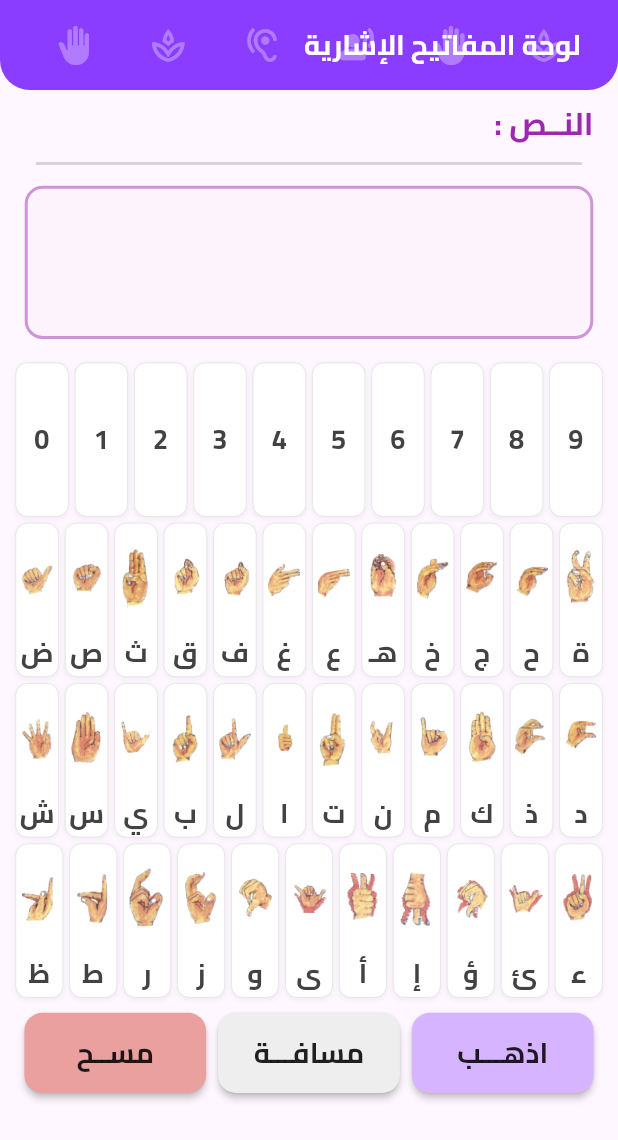
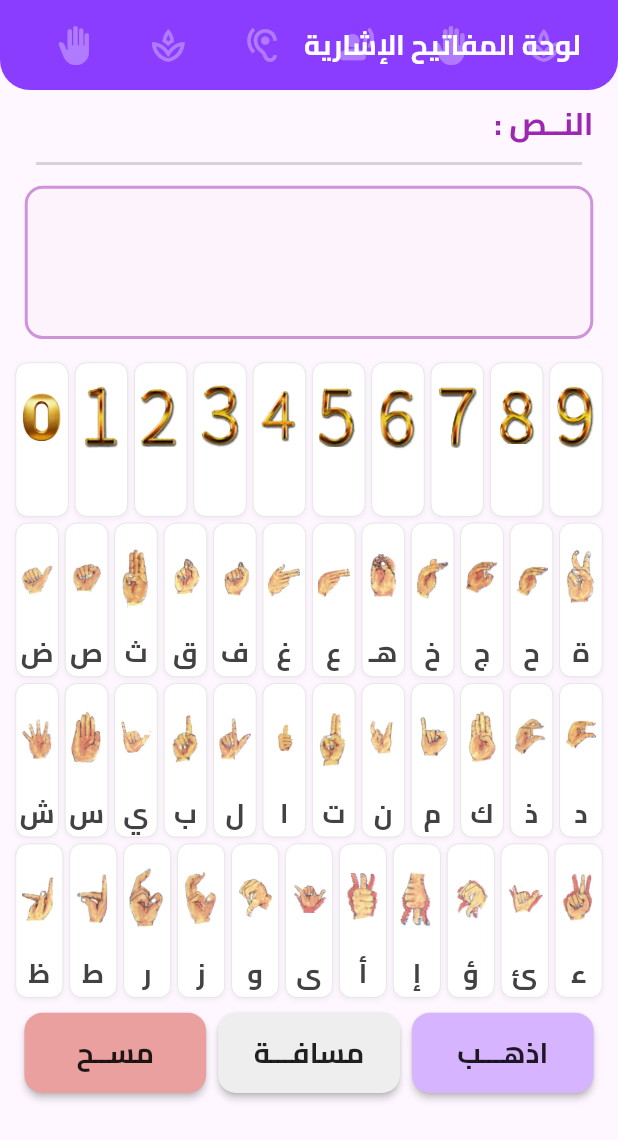
Before and after one commit to heshamaqlan/Speaking_sing, a Flutter app: the Keyboard screen opened by its route, on a phone screen of 412 x 824 dp. Shown: the top 1140 px of the screen. Run offline on Flutter 3.47's test engine with Material 3 defaults, Android fonts, the phone set to English and light mode, and no system bars; our stand-ins replace avatar_glow, curved_navigation_bar, flutter_tts, get, google_generative_ai, hive and 4 more; missing offline and left inert: model_viewer_plus, tflite_flutter; accounts and stored records are empty.

Commit message:
edit the keboard and image_person

```diff
--- a/lib/data/static/static.dart
+++ b/lib/data/static/static.dart
@@ -31,16 +31,16 @@ List<Onbordingmodel> onbordinglist = [
 
 final List<List<KeyboardModel>> keboardlist = [
   [
-    KeyboardModel(char: "0", assetpath: ""),
-    KeyboardModel(char: "1", assetpath: ""),
-    KeyboardModel(char: "2", assetpath: ""),
-    KeyboardModel(char: "3", assetpath: ""),
-    KeyboardModel(char: "4", assetpath: ""),
-    KeyboardModel(char: "5", assetpath: ""),
-    KeyboardModel(char: "6", assetpath: ""),
-    KeyboardModel(char: "7", assetpath: ""),
-    KeyboardModel(char: "8", assetpath: ""),
-    KeyboardModel(char: "9", assetpath: ""),
+    KeyboardModel(char: "", assetpath: AppImage.zero),
+    KeyboardModel(char: "", assetpath: AppImage.one),
+    KeyboardModel(char: "", assetpath: AppImage.two),
+    KeyboardModel(char: "", assetpath: AppImage.three),
+    KeyboardModel(char: "", assetpath: AppImage.four),
+    KeyboardModel(char: "", assetpath: AppImage.five),
+    KeyboardModel(char: "", assetpath: AppImage.six),
+    KeyboardModel(char: "", assetpath: AppImage.saven),
+    KeyboardModel(char: "", assetpath: AppImage.eight),
+    KeyboardModel(char: "", assetpath: AppImage.nine),
   ],
   [
     KeyboardModel(char: "ض", assetpath: AppImage.charDT),
--- a/lib/presentation/screens/Keyboard/keyboard_view.dart
+++ b/lib/presentation/screens/Keyboard/keyboard_view.dart
@@ -17,17 +17,17 @@ class Keyboard extends StatelessWidget {
     return Scaffold(
       backgroundColor: Theme.of(context).scaffoldBackgroundColor,
       body: SafeArea(
-        top: false, // Let CustomTopHeader2 handle its top padding
+        top: false,
         bottom: true,
-        // LayoutBuilder يعطينا الارتفاع الفعلي المتاح بعد SafeArea
+
         child: LayoutBuilder(
           builder: (context, bodyConstraints) {
-            // الثلثان العلويان من الارتفاع الفعلي المتاح
+
             final keyboardHeight = bodyConstraints.maxHeight * (2 / 2.2);
 
             return Column(
               children: [
-                // ─── منطقة الكيبورد: الثلثان العلويان تماماً ───
+
                 SizedBox(
                   height: keyboardHeight,
                   child: Column(
@@ -46,7 +46,7 @@ class Keyboard extends StatelessWidget {
 
                                 return Column(
                                   children: [
-                                    // 1. Text Display Area
+
                                     Padding(
                                       padding: EdgeInsets.symmetric(
                                         horizontal: (w * 0.04).clamp(
@@ -68,7 +68,7 @@ class Keyboard extends StatelessWidget {
                                                   controller.displayText.value,
                                                   style: TextStyle(
                                                     fontFamily: "Cairo",
-                                                    color: colors.wordCard,
+                                                    color: Colors.black,
                                                     fontSize: (w * 0.045).clamp(
                                                       18.0,
                                                       28.0,
@@ -103,7 +103,7 @@ class Keyboard extends StatelessWidget {
                                       endIndent: 24,
                                     ),
 
-                                    // 2. Selected Signs Preview
+
                                     Container(
                                       margin: EdgeInsets.symmetric(
                                         horizontal: (w * 0.04).clamp(
@@ -166,7 +166,7 @@ class Keyboard extends StatelessWidget {
                                       ),
                                     ),
 
-                                    // 3. The Keyboard Container
+
                                     Expanded(
                                       child: Padding(
                                         padding: EdgeInsets.symmetric(
@@ -268,7 +268,7 @@ class Keyboard extends StatelessWidget {
                   ),
                 ),
 
-                // ─── الثلث السفلي: فارغ تماماً (لا يوجد أي widget) ───
+
                 const Spacer(),
               ],
             );
--- a/lib/presentation/widgets/Keyboard/customkeyboard.dart
+++ b/lib/presentation/widgets/Keyboard/customkeyboard.dart
@@ -17,7 +17,6 @@ class KeyboardButton extends StatelessWidget {
 
   @override
   Widget build(BuildContext context) {
-    // استخدام MediaQuery للحصول على أبعاد الشاشة الكلية للمساعدة في الحسابات العامة
     final screenSize = MediaQuery.of(context).size;
     final isLandscape = screenSize.width > screenSize.height;
 
@@ -27,11 +26,9 @@ class KeyboardButton extends StatelessWidget {
           final w = constraints.maxWidth;
           final h = constraints.maxHeight;
 
-          // تحديد حالة الشاشات الصغيرة جداً بناءً على المساحة المتاحة للزر نفسه
           final isSmall = h < 50 || w < 30;
 
           return Padding(
-            // Padding مستجيب: يتغير حسب عرض المساحة المتاحة
             padding: EdgeInsets.all(
               w * 0.05,
             ).clamp(const EdgeInsets.all(2), const EdgeInsets.all(8)),
@@ -57,24 +54,18 @@ class KeyboardButton extends StatelessWidget {
                   children: [
                     if (imagePath.isNotEmpty)
                       Expanded(
-                        flex:
-                            isSmall
-                                ? 6
-                                : 7, // تقليل حجم الصورة في المساحات الضيقة
+                        flex: isSmall ? 6 : 7,
                         child: Padding(
                           padding: EdgeInsets.symmetric(
-                            horizontal:
-                                w * 0.1, // ترك مسافة جانبية للصورة لتظل متناسقة
+                            horizontal: w * 0.1,
                             vertical: h * 0.05,
                           ),
                           child: Image.asset(
                             imagePath,
-                            fit:
-                                BoxFit
-                                    .contain, // يضمن عدم تمدد الصورة وحفاظها على أبعادها
+                            fit: BoxFit.contain,
                             errorBuilder: (context, error, stackTrace) {
                               return Icon(
-                                Icons.image_not_supported,
+                                Icons.numbers,
                                 size: (h * 0.3).clamp(15.0, 30.0),
                               );
                             },
@@ -91,7 +82,6 @@ class KeyboardButton extends StatelessWidget {
                           label,
                           textAlign: TextAlign.center,
                           style: TextStyle(
-                            // أهم سطر للاستجابة: الخط يتغير حسب الارتفاع مع حدود دنيا وقصوى
                             fontSize: (h * 0.22).clamp(
                               9.0,
                               isLandscape ? 14.0 : 18.0,
```
Also changed, not shown: lib/config/constants/app_image.dart (+12 -1 lines), lib/config/constants/constants.dart (+2 -17 lines), assets/images/eghit.png (added), assets/images/five.png (added), assets/images/four.png (added), assets/images/nine.png (added), assets/images/one.png (added), assets/images/person.png (added), assets/images/saven.png (added), assets/images/six.png (added), assets/images/three.png (added), assets/images/two.png (added), assets/images/zero.png (added).
